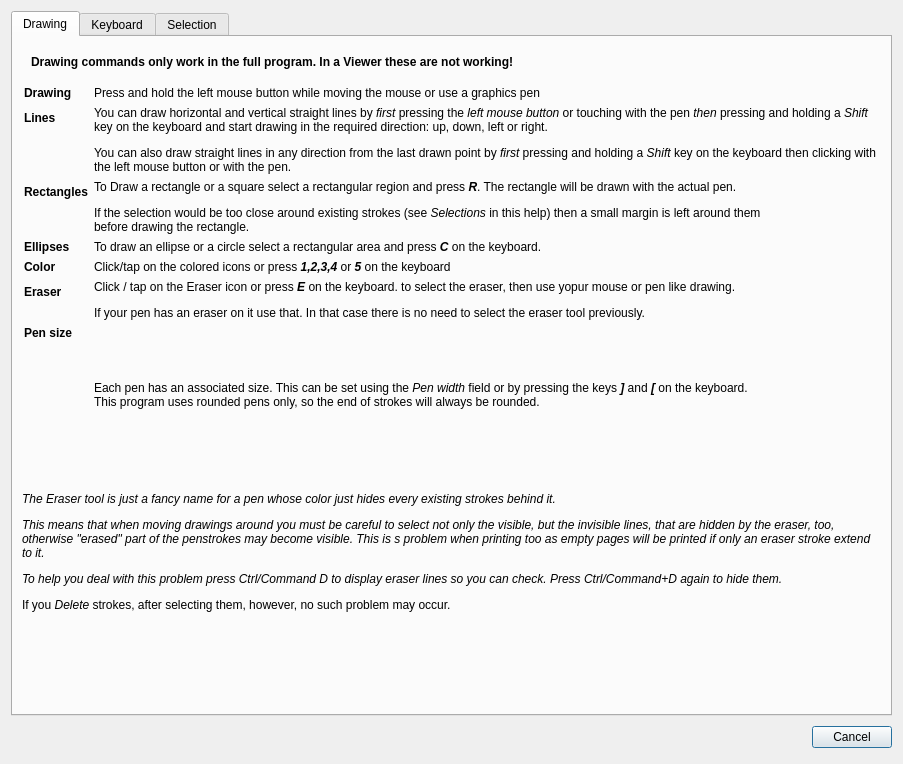
Old version of the form FalconBoard/helpdialog.ui in the repository solyoma/FalconBoard.
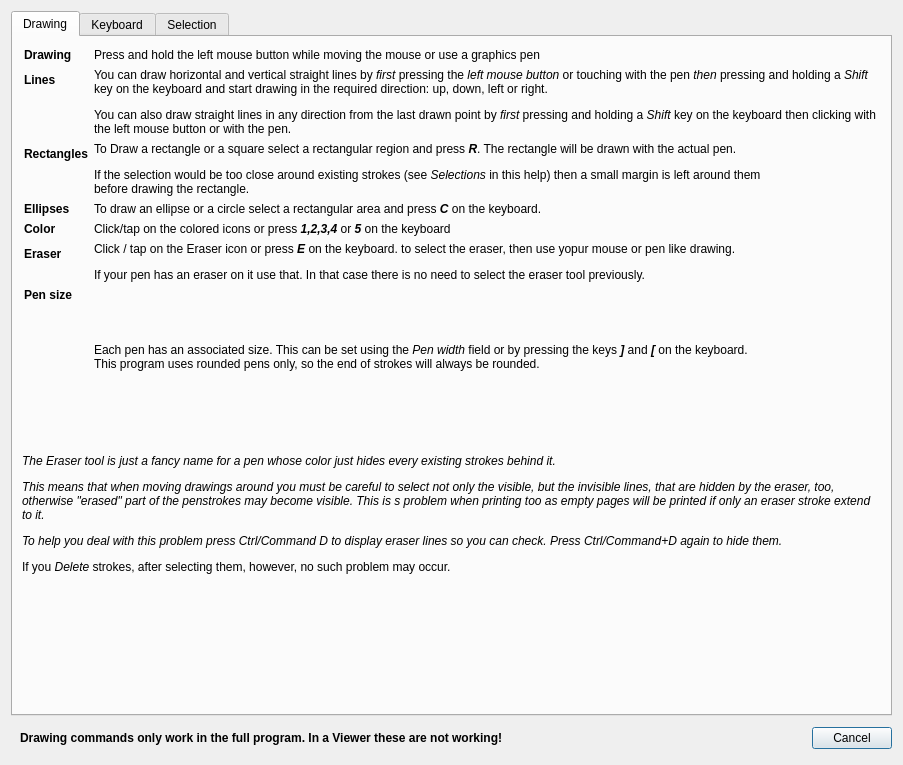
New version of the form. The open tabs and pages were chosen to show the change.

```diff
--- a/FalconBoard/helpdialog.ui
+++ b/FalconBoard/helpdialog.ui
@@ -7,7 +7,7 @@
     <x>0</x>
     <y>0</y>
     <width>857</width>
-    <height>698</height>
+    <height>701</height>
    </rect>
   </property>
   <property name="windowTitle">
@@ -24,19 +24,6 @@
        <string>Drawing</string>
       </attribute>
       <layout class="QVBoxLayout" name="verticalLayout_2">
-       <item>
-        <widget class="QWidget" name="widget_3" native="true">
-         <layout class="QHBoxLayout" name="horizontalLayout_4">
-          <item>
-           <widget class="QLabel" name="label_20">
-            <property name="text">
-             <string>&lt;html&gt;&lt;head/&gt;&lt;body&gt;&lt;p&gt;&lt;span style=&quot; font-weight:600;&quot;&gt;Drawing commands only work in the full program. In a Viewer these are not working!&lt;/span&gt;&lt;/p&gt;&lt;/body&gt;&lt;/html&gt;</string>
-            </property>
-           </widget>
-          </item>
-         </layout>
-        </widget>
-       </item>
        <item>
         <widget class="QWidget" name="widget" native="true">
          <property name="sizePolicy">
@@ -459,6 +446,19 @@
      <property name="bottomMargin">
       <number>0</number>
      </property>
+     <item>
+      <widget class="QWidget" name="widget_3" native="true">
+       <layout class="QHBoxLayout" name="horizontalLayout_4">
+        <item>
+         <widget class="QLabel" name="label_20">
+          <property name="text">
+           <string>&lt;html&gt;&lt;head/&gt;&lt;body&gt;&lt;p&gt;&lt;span style=&quot; font-weight:600;&quot;&gt;Drawing commands only work in the full program. In a Viewer these are not working!&lt;/span&gt;&lt;/p&gt;&lt;/body&gt;&lt;/html&gt;</string>
+          </property>
+         </widget>
+        </item>
+       </layout>
+      </widget>
+     </item>
      <item>
       <spacer>
        <property name="orientation">
```
Left out of the diff: 10 changed lines with no effect on the pictures.
